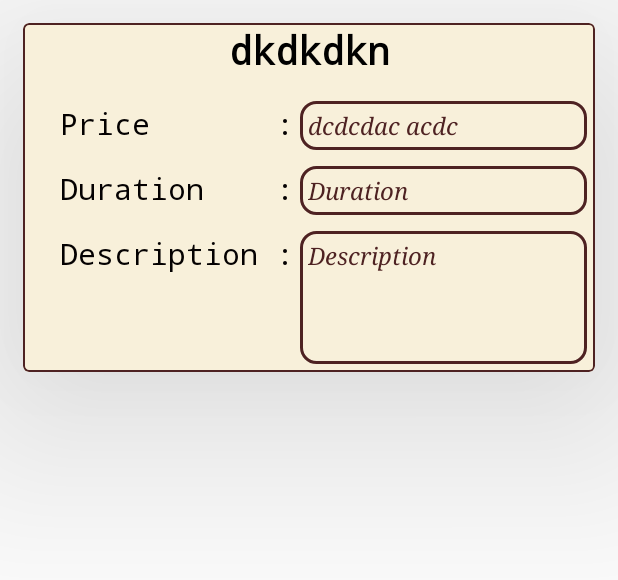
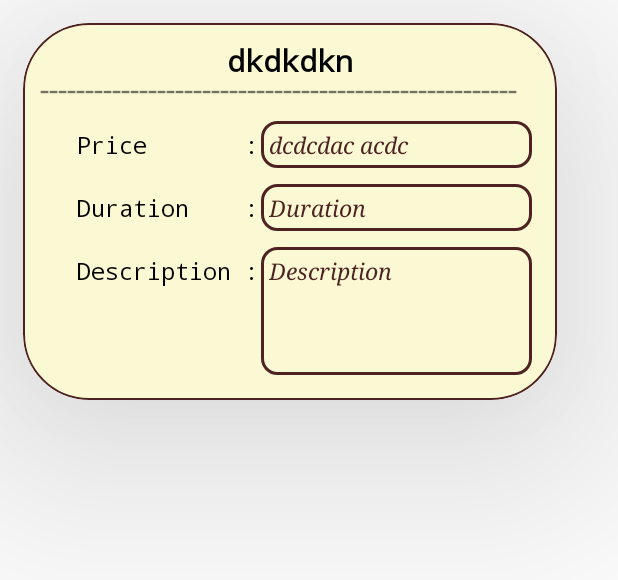
Before and after one commit to Devansh-47/Barbershop, an Android app: the layout cardview_service.xml on its own in the app's theme, with its tools: preview values and no code run, on a phone screen of 412 x 824 dp. Shown: the top 580 px of the screen. Run offline under Robolectric (Android 15) with nearby library versions, the phone set to English and light mode, and no system bars.

Commit message:
Forteenth commit service for owner

```diff
--- a/app/src/main/java/com/example/barberr/Login.java
+++ b/app/src/main/java/com/example/barberr/Login.java
@@ -192,10 +192,11 @@ public class Login extends AppCompatActivity {
 //                                        startActivity(i);
                     //saaaaaaaaaaaaaaaaaaaaaaaaaaaaaaaaaaa
                     progressDialog.show();
+                    progressDialog.setCancelable(false);
                     mAuth.signInWithEmailAndPassword(user_email.getText().toString(),user_password.getText().toString()).addOnCompleteListener(new OnCompleteListener<AuthResult>() {
                         @Override
                         public void onComplete(@NonNull Task<AuthResult> task) {
-                            progressDialog.dismiss();
+
                             if(task.isSuccessful()) {
 
                                 database.getReference().child("Users").child(mAuth.getCurrentUser().getUid()).addListenerForSingleValueEvent(new ValueEventListener() {
@@ -207,6 +208,7 @@ public class Login extends AppCompatActivity {
                                             Intent i = new Intent(Login.this, custHomeActivity.class);
                                             //Log.d("piooo reg uidd mailauth",authwithmail_uid);
                                            // i.putExtra("userid","");
+                                            progressDialog.dismiss();
                                             startActivity(i);
                                         }
                                         else {
--- a/app/src/main/java/com/example/barberr/Ownerefragmentprofile.java
+++ b/app/src/main/java/com/example/barberr/Ownerefragmentprofile.java
@@ -117,6 +117,7 @@ public class Ownerefragmentprofile extends Fragment {
         progressDialog=new ProgressDialog(getContext());
         progressDialog.setTitle("Getting Info...");
         progressDialog.setMessage("Take a Sip..");
+        progressDialog.setCancelable(false);
         progressDialog.show();
 
 
@@ -368,6 +369,7 @@ public class Ownerefragmentprofile extends Fragment {
 
                                                             progressDialog.setTitle("please Sign-in again...");
                                                             progressDialog.setMessage("mail has been sent.. , checkout inbox");
+                                                            progressDialog.setCancelable(false);
                                                             progressDialog.show();
 
                                                             Handler handler = new Handler();
@@ -381,7 +383,7 @@ public class Ownerefragmentprofile extends Fragment {
                                                                     getActivity().finish();
 
                                                                 }
-                                                            }, 4000);   //5 seconds
+                                                            }, 3000);   //5 seconds
 
 
                                                         }
@@ -528,6 +530,7 @@ public class Ownerefragmentprofile extends Fragment {
             public void onClick(View view) {
                 progressDialog.setTitle("Deleting Your Account ");
                 progressDialog.setMessage("Thank You for Visit");
+                progressDialog.setCancelable(false);
                 progressDialog.show();
 
                 database.getReference().child("Shops").child(mAuth.getCurrentUser().getUid()).removeValue().addOnCompleteListener(new OnCompleteListener<Void>() {
--- a/app/src/main/java/com/example/barberr/custom_adapters/services_c_adapter.java
+++ b/app/src/main/java/com/example/barberr/custom_adapters/services_c_adapter.java
@@ -39,7 +39,9 @@ public class services_c_adapter extends RecyclerView.Adapter<services_c_adapter.
 
     @Override
     public void onBindViewHolder(@NonNull ViewHolder holder, int position) {
-        holder.getName().setText(list.get(position).getService_name());
+        holder.getName().setText("    "+list.get(position).getService_name()+"    ");
+//        holder.getName().getPaint().setUnderlineText(true);
+
 
 
         Log.d("Fuck onbindname",list.get(position).getService_name());
--- a/app/src/main/res/layout/cardview_service.xml
+++ b/app/src/main/res/layout/cardview_service.xml
@@ -1,23 +1,28 @@
 <?xml version="1.0" encoding="utf-8"?>
+
 <com.google.android.material.card.MaterialCardView xmlns:android="http://schemas.android.com/apk/res/android"
     xmlns:app="http://schemas.android.com/apk/res-auto"
-    android:layout_width="match_parent"
+    android:layout_width="wrap_content"
     android:layout_height="wrap_content"
     android:layout_margin="15dp"
-    app:strokeColor="#4E2222"
-    app:strokeWidth="1dp"
-    android:translationZ="@dimen/cardview_compat_inset_shadow"
-    app:cardBackgroundColor="#FFFFFF"
-    app:cardElevation="100dp"
+    android:checkable="true"
     android:clickable="true"
     android:focusable="true"
-    android:checkable="true">
+    android:translationZ="@dimen/cardview_compat_inset_shadow"
+    app:cardBackgroundColor="#F8FBFAD3"
+    app:cardCornerRadius="44dp"
+
+
+    app:cardElevation="100dp"
+    app:strokeColor="#4E2222"
+    app:strokeWidth="1dp">
 
     <LinearLayout
-        android:layout_width="match_parent"
+        android:layout_width="wrap_content"
         android:layout_height="wrap_content"
-        android:background="#75EFDFAF"
         android:orientation="vertical"
+
+        android:padding="11dp"
 
         >
 
@@ -25,13 +30,21 @@
             android:id="@+id/cardview_name"
             android:layout_width="match_parent"
             android:layout_height="wrap_content"
-            android:layout_marginBottom="11dp"
             android:gravity="center"
             android:text="dkdkdkn"
             android:textColor="@color/black"
-            android:textSize="26sp"
+            android:textSize="20sp"
             android:textStyle="bold"
             android:typeface="monospace" />
+
+        <TextView
+            android:layout_width="333dp"
+            android:layout_height="wrap_content"
+            android:layout_gravity="center"
+            android:layout_marginTop="-9dp"
+            android:layout_marginBottom="1dp"
+            android:text="-----------------------------------------------------"
+            android:textSize="22sp" />
 
 
         <LinearLayout
@@ -48,7 +61,7 @@
                 android:layout_weight="0"
                 android:text="Price       : "
                 android:textColor="#040101"
-                android:textSize="20sp"
+                android:textSize="15sp"
                 android:typeface="monospace" />
 
             <TextView
@@ -61,7 +74,7 @@
                 android:padding="5dp"
                 android:text="dcdcdac acdc"
                 android:textColor="#4E2222"
-                android:textSize="16sp"
+                android:textSize="15sp"
                 android:textStyle="italic"
                 android:typeface="serif" />
 
@@ -81,7 +94,7 @@
 
                 android:text="Duration    : "
                 android:textColor="#040101"
-                android:textSize="20sp"
+                android:textSize="15sp"
                 android:typeface="monospace" />
 
             <TextView
@@ -93,7 +106,7 @@
                 android:padding="5dp"
                 android:text="Duration"
                 android:textColor="#4E2222"
-                android:textSize="16sp"
+                android:textSize="15sp"
                 android:textStyle="italic"
                 android:typeface="serif" />
 
@@ -114,7 +127,7 @@
 
                 android:text="Description : "
                 android:textColor="#040101"
-                android:textSize="20sp"
+                android:textSize="15sp"
                 android:typeface="monospace" />
 
             <TextView
@@ -128,7 +141,7 @@
                 android:padding="5dp"
                 android:text="Description"
                 android:textColor="#4E2222"
-                android:textSize="16sp"
+                android:textSize="15sp"
                 android:textStyle="italic"
                 android:typeface="serif" />
 
--- a/app/src/main/res/layout/fragment_ownerefragmentprofile.xml
+++ b/app/src/main/res/layout/fragment_ownerefragmentprofile.xml
@@ -50,6 +50,7 @@
         android:layout_height="wrap_content"
         android:layout_gravity="center_horizontal"
         android:layout_marginTop="-12dp">
+
         <ProgressBar
             android:id="@+id/Loadimg"
             style="?android:attr/progressBarStyle"
--- a/app/src/main/res/layout/fragment_ownerfragmentservices.xml
+++ b/app/src/main/res/layout/fragment_ownerfragmentservices.xml
@@ -19,7 +19,7 @@
             android:id="@+id/listof_services"
             android:layout_width="match_parent"
             android:layout_height="match_parent"
-            android:background="@color/white" />
+            android:background="@drawable/recyclerbackimg" />
 
 
     </LinearLayout>
@@ -28,7 +28,7 @@
         android:id="@+id/burr_background"
         android:layout_width="match_parent"
         android:layout_height="match_parent"
-        android:background="@drawable/blurimg"
+        android:background="@drawable/blurrimg"
         android:orientation="vertical"
         android:visibility="gone"/>
 
```
Also changed, not shown: app/src/main/java/com/example/barberr/Ownerfragmentservices.java (+80 -10 lines), app/src/main/java/com/example/barberr/Profilescreen.java (+8 -4 lines), app/src/main/java/com/example/barberr/add_service.java (deleted, +0 -132 lines), app/src/main/res/layout/fragment_add_service.xml (+6 -5 lines), app/src/main/res/drawable-v24/blurrimg.jpeg, app/src/main/res/drawable-v24/recyclerbackimg.jpg (added).
